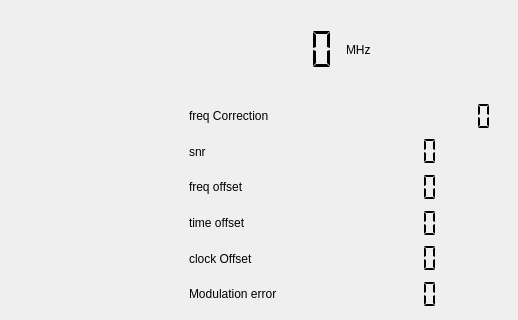
Qt form viewers/spectrum-viewer/scopewidget.ui (JvanKatwijk/qt-dab) before a commit; both pictures show x 167 to 685 and y 125 to 445 of the 685 by 445 pixel window.
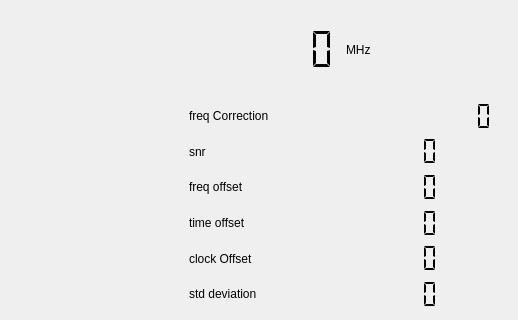
The same form after that commit. Custom widgets are drawn as their Qt base class.

What changed in the file:
```diff
--- a/viewers/spectrum-viewer/scopewidget.ui
+++ b/viewers/spectrum-viewer/scopewidget.ui
@@ -283,7 +283,7 @@
        <item row="5" column="0">
         <widget class="QLabel" name="label_4">
          <property name="text">
-          <string>Modulation error</string>
+          <string>std deviation</string>
          </property>
         </widget>
        </item>
```
Left out of the diff: 3 changed lines with no effect on the pictures.
